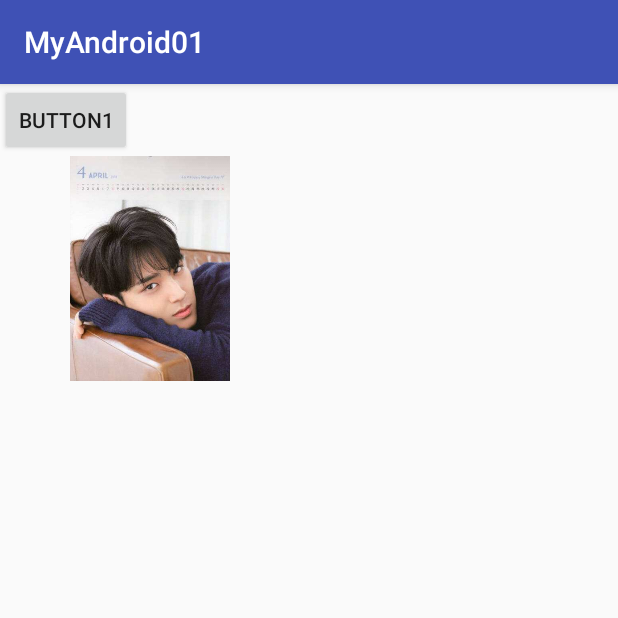
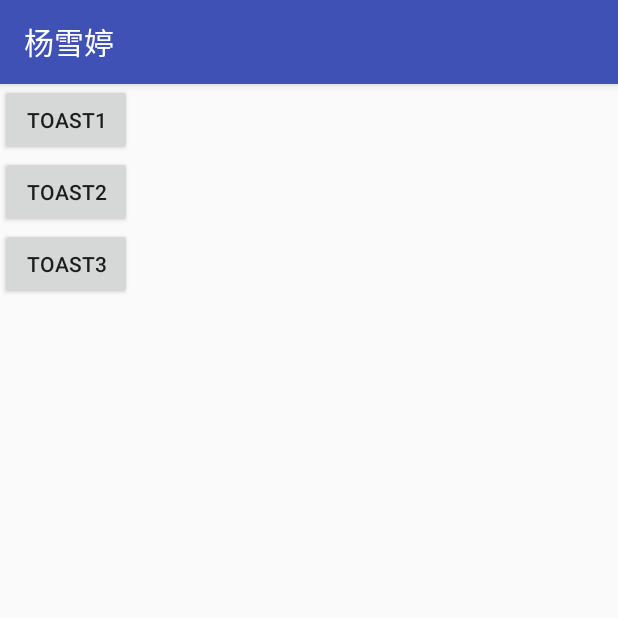
Before and after one commit to yangxxt/MyAndroid01, an Android app: the screen it shows after launch (Ch4Activity before the commit, Ch5Activity1 after it), on a phone screen of 412 x 824 dp, the top half of it. Run offline under Robolectric (Android 15) with nearby library versions, the phone set to English and light mode, and no system bars.

Commit message:
更新了截止到4月3日的课堂练习内容

```diff
--- /dev/null
+++ b/app/src/main/java/cn/edu/sdwu/android/classroom/sn170507180214/Ch5Activity1.java
@@ -0,0 +1,39 @@
+package cn.edu.sdwu.android.classroom.sn170507180214;
+
+import android.support.v7.app.AppCompatActivity;
+import android.os.Bundle;
+import android.view.Gravity;
+import android.view.LayoutInflater;
+import android.view.View;
+import android.widget.TextView;
+import android.widget.Toast;
+
+public class Ch5Activity1 extends AppCompatActivity {
+
+    @Override
+    protected void onCreate(Bundle savedInstanceState)
+    {
+        super.onCreate(savedInstanceState);
+        setContentView(R.layout.layout_ch5_1);
+    }
+    public void  toast1(View view){
+        Toast.makeText(this,"toast1",Toast.LENGTH_LONG).show();
+    }
+    public void  toast2(View view){
+        Toast toast=Toast.makeText(this,"toast2",Toast.LENGTH_SHORT);
+        toast.setGravity(Gravity.CENTER,0,0);
+        toast.show();
+    }
+    public void toast3(View view){
+        LayoutInflater layoutInflater=getLayoutInflater();
+        View view1=layoutInflater.inflate(R.layout.layout_toast,null);
+        TextView textView=(TextView) view1.findViewById(R.id.toast_tv);
+        textView.setText("Min Gyu");
+
+        Toast toast=new Toast(this);
+        toast.setView(view1);
+        toast.setDuration(Toast.LENGTH_SHORT);
+        toast.setGravity(Gravity.CENTER,0,0);
+        toast.show();
+    }
+}
--- /dev/null
+++ b/app/src/main/res/layout/layout_ch5_1.xml
@@ -0,0 +1,24 @@
+<?xml version="1.0" encoding="utf-8"?>
+<LinearLayout xmlns:android="http://schemas.android.com/apk/res/android"
+    android:layout_width="match_parent"
+    android:orientation="vertical"
+    android:layout_height="match_parent">
+
+    <Button
+        android:layout_width="wrap_content"
+        android:text="toast1"
+        android:onClick="toast1"
+        android:layout_height="wrap_content" />
+    <Button
+        android:layout_width="wrap_content"
+        android:text="toast2"
+        android:onClick="toast2"
+        android:layout_height="wrap_content" />
+    <Button
+        android:layout_width="wrap_content"
+        android:text="toast3"
+        android:onClick="toast3"
+        android:layout_height="wrap_content" />
+
+
+</LinearLayout>
```
Also changed, not shown: app/src/main/AndroidManifest.xml (+11 -10 lines), app/src/main/java/cn/edu/sdwu/android/classroom/sn170507180214/Ch4Activity.java (+51 -3 lines), app/src/main/java/cn/edu/sdwu/android/classroom/sn170507180214/Ch4Activity2.java (added, +38 -0 lines), app/src/main/java/cn/edu/sdwu/android/classroom/sn170507180214/Ch4Activity3.java (added, +56 -0 lines), app/src/main/res/layout/layout_ch4_1.xml (+25 -0 lines), app/src/main/res/layout/layout_ch4_3.xml (added, +25 -0 lines), app/src/main/res/layout/layout_toast.xml (added, +15 -0 lines), app/src/main/res/drawable/img2.jpg (added).
